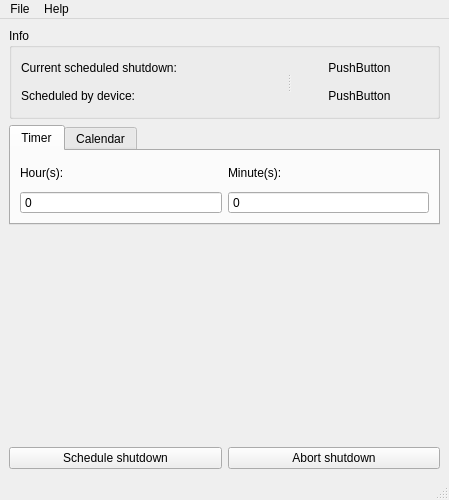
protorxgenera/sundown-server, file src/ui/mainwindow.ui: the form before one commit.
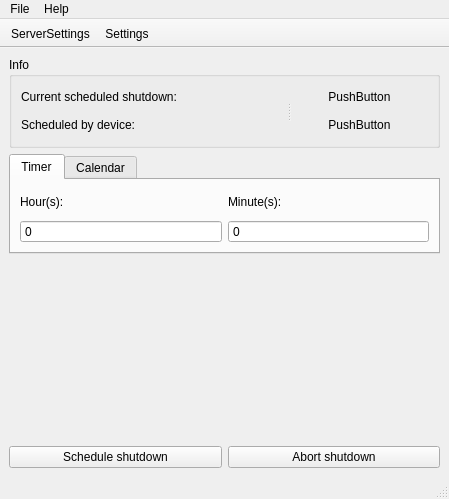
The form after the commit. Icons and pictures are not drawn.

Commit message: add toolbar and basic actions (ui only)

Diff of the .ui file:
```diff
--- a/src/ui/mainwindow.ui
+++ b/src/ui/mainwindow.ui
@@ -13,12 +13,27 @@
     <x>0</x>
     <y>0</y>
     <width>449</width>
-    <height>500</height>
+    <height>499</height>
    </rect>
   </property>
+  <property name="sizePolicy">
+   <sizepolicy hsizetype="Preferred" vsizetype="MinimumExpanding">
+    <horstretch>0</horstretch>
+    <verstretch>0</verstretch>
+   </sizepolicy>
+  </property>
   <property name="windowTitle">
    <string>Sundown - Shutdown Utility</string>
   </property>
+  <property name="animated">
+   <bool>true</bool>
+  </property>
+  <property name="tabShape">
+   <enum>QTabWidget::TabShape::Rounded</enum>
+  </property>
+  <property name="dockNestingEnabled">
+   <bool>false</bool>
+  </property>
   <widget class="QWidget" name="centralwidget">
    <layout class="QVBoxLayout" name="verticalLayout_6">
     <item>
@@ -278,12 +293,62 @@
    <addaction name="menuFile"/>
    <addaction name="menuHelp"/>
   </widget>
-  <widget class="QStatusBar" name="statusbar"/>
+  <widget class="QStatusBar" name="statusBar"/>
+  <widget class="QToolBar" name="toolBar">
+   <property name="windowTitle">
+    <string>toolBar</string>
+   </property>
+   <property name="movable">
+    <bool>false</bool>
+   </property>
+   <attribute name="toolBarArea">
+    <enum>TopToolBarArea</enum>
+   </attribute>
+   <attribute name="toolBarBreak">
+    <bool>false</bool>
+   </attribute>
+   <addaction name="actionServerSettings"/>
+   <addaction name="actionSettings"/>
+  </widget>
   <action name="actionAbout">
    <property name="text">
     <string>About</string>
    </property>
   </action>
+  <action name="actionServerSettings">
+   <property name="icon">
+    <iconset theme="QIcon::ThemeIcon::NetworkWired"/>
+   </property>
+   <property name="text">
+    <string>ServerSettings</string>
+   </property>
+   <property name="toolTip">
+    <string>Server settings</string>
+   </property>
+   <property name="shortcut">
+    <string>Ctrl+T</string>
+   </property>
+   <property name="menuRole">
+    <enum>QAction::MenuRole::ApplicationSpecificRole</enum>
+   </property>
+  </action>
+  <action name="actionSettings">
+   <property name="icon">
+    <iconset theme="QIcon::ThemeIcon::DocumentProperties"/>
+   </property>
+   <property name="text">
+    <string>Settings</string>
+   </property>
+   <property name="toolTip">
+    <string>Settings</string>
+   </property>
+   <property name="shortcut">
+    <string>Ctrl+R</string>
+   </property>
+   <property name="menuRole">
+    <enum>QAction::MenuRole::PreferencesRole</enum>
+   </property>
+  </action>
  </widget>
  <resources/>
  <connections/>
```
Left out of the diff: 2 changed lines with no effect on the pictures. The commit also changes 2 other files.
